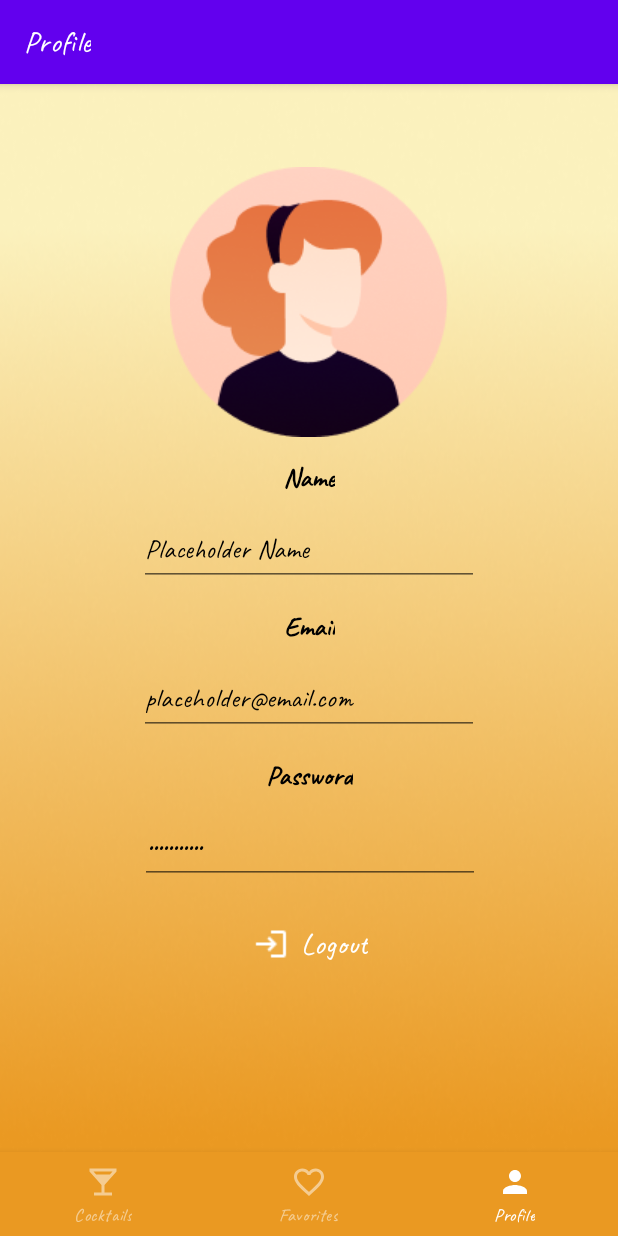
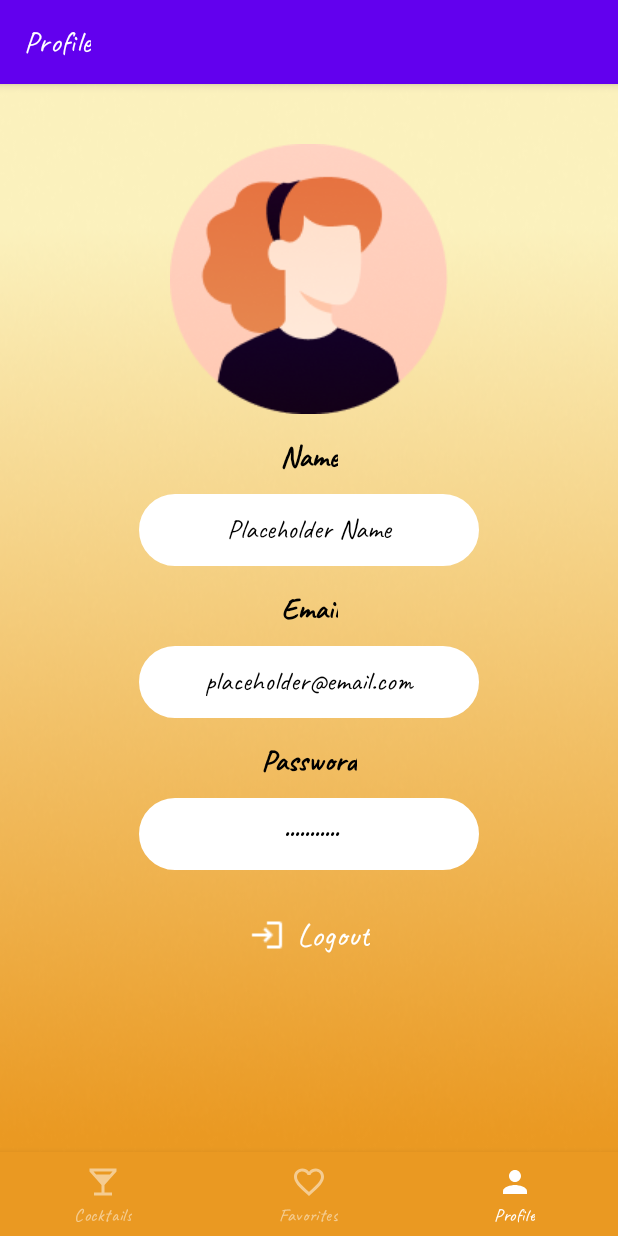
Before and after one commit to Fearthepencil/Android, an Android app: the Profile screen opened through its navigation route, on a phone screen of 412 x 824 dp. Run offline under Robolectric (Android 15) with nearby library versions, the phone set to English and light mode, and no system bars; our stand-ins replace navigation-ui.

Commit message:
Fix Text Fields

```diff
--- /dev/null
+++ b/app/src/main/res/drawable/circular_text_edit.xml
@@ -0,0 +1,20 @@
+<?xml version="1.0" encoding="utf-8"?>
+<shape xmlns:android="http://schemas.android.com/apk/res/android"
+    android:shape="rectangle">
+    <stroke
+        android:width="2dp"
+        android:color="@color/white"
+        />
+    <corners
+        android:radius="180dp"
+        />
+    <padding
+        android:left="10dp"
+        android:right="10dp"
+        android:bottom="5dp"
+        android:top="5dp"
+        />
+    <solid
+        android:color="@color/white"
+        />
+</shape>
--- a/app/src/main/res/layout/fragment_profile.xml
+++ b/app/src/main/res/layout/fragment_profile.xml
@@ -29,7 +29,7 @@
                     android:layout_width="wrap_content"
                     android:layout_height="wrap_content"
                     android:layout_marginStart="141dp"
-                    android:layout_marginTop="55dp"
+                    android:layout_marginTop="40dp"
                     android:layout_marginEnd="142dp"
                     android:src="@drawable/profile"
                     android:drawableLeft="@drawable/logout"
@@ -45,13 +45,15 @@
                     android:layout_marginTop="16dp"
                     android:paddingHorizontal="10dp"
                     android:text="@string/Profile_name"
-                    android:textSize="18sp"
+                    android:textSize="20sp"
                     android:textStyle="bold"
                     app:layout_constraintEnd_toEndOf="@+id/imageView2"
                     app:layout_constraintStart_toStartOf="@+id/imageView2"
                     app:layout_constraintTop_toBottomOf="@+id/imageView2" />
 
                 <EditText
+                    android:gravity="center"
+                    android:background="@drawable/circular_text_edit"
                     android:textColor="@color/black"
                     android:autofillHints="name"
                     android:id="@+id/editTextText"
@@ -73,13 +75,15 @@
                     android:layout_marginTop="16dp"
                     android:paddingHorizontal="10dp"
                     android:text="@string/Profile_email"
-                    android:textSize="18sp"
+                    android:textSize="20sp"
                     android:textStyle="bold"
                     app:layout_constraintEnd_toEndOf="@+id/editTextText"
                     app:layout_constraintStart_toStartOf="@+id/editTextText"
                     app:layout_constraintTop_toBottomOf="@+id/editTextText" />
 
                 <EditText
+                    android:gravity="center"
+                    android:background="@drawable/circular_text_edit"
                     android:textColor="@color/black"
                     android:autofillHints="emailAddress"
                     android:id="@+id/editTextTextEmailAddress"
@@ -102,13 +106,15 @@
                     android:layout_marginTop="16dp"
                     android:paddingHorizontal="10dp"
                     android:text="@string/Profile_password"
-                    android:textSize="18sp"
+                    android:textSize="20sp"
                     android:textStyle="bold"
                     app:layout_constraintEnd_toEndOf="@+id/editTextTextEmailAddress"
                     app:layout_constraintStart_toStartOf="@+id/editTextTextEmailAddress"
                     app:layout_constraintTop_toBottomOf="@+id/editTextTextEmailAddress" />
 
                 <EditText
+                    android:gravity="center"
+                    android:background="@drawable/circular_text_edit"
                     android:textColor="@color/black"
                     android:autofillHints="password"
                     android:id="@+id/editTextTextPassword"
@@ -126,12 +132,12 @@
                     style="?android:attr/borderlessButtonStyle"
                     android:id="@+id/button"
                     android:layout_width="wrap_content"
-                    android:layout_height="48dp"
+                    android:layout_height="55dp"
                     android:layout_marginTop="16dp"
                     android:backgroundTint="@color/button_background_color"
                     android:minHeight="0dp"
                     android:minWidth="0dp"
-                    android:textSize="20sp"
+                    android:textSize="22sp"
                     android:drawableLeft="@drawable/logout"
                     android:drawableTint="@color/white"
                     android:text="@string/button_logout"
```
